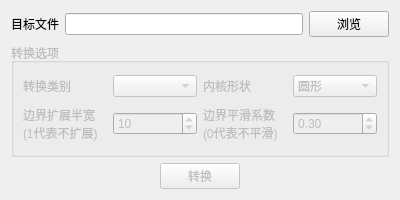
leike0813/SlagImageSelector, file ui/Ui_GroundTruthConverterWidget.ui: the form before one commit.
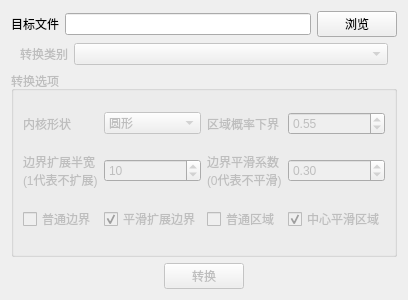
The form after the commit.

Commit message: Ground Truth Converter: added convert centralize region mask functionality; corresponding check boxes that allow user to customize export scheme are added Annotation Extractor: The constraint of image validity is relaxed for actual need

What changed in the file:
```diff
--- a/ui/Ui_GroundTruthConverterWidget.ui
+++ b/ui/Ui_GroundTruthConverterWidget.ui
@@ -9,8 +9,8 @@
    <rect>
     <x>0</x>
     <y>0</y>
-    <width>400</width>
-    <height>200</height>
+    <width>402</width>
+    <height>300</height>
    </rect>
   </property>
   <property name="windowTitle">
@@ -19,7 +19,7 @@
   <layout class="QVBoxLayout" name="verticalLayout">
    <item>
     <widget class="QWidget" name="centralWidget" native="true">
-     <layout class="QVBoxLayout" name="verticalLayout_2" stretch="1,2,0">
+     <layout class="QVBoxLayout" name="verticalLayout_2" stretch="1,0,4,0">
       <property name="leftMargin">
        <number>0</number>
       </property>
@@ -57,6 +57,33 @@
         </item>
        </layout>
       </item>
+      <item>
+       <layout class="QHBoxLayout" name="horizontalLayout_3" stretch="0,1">
+        <property name="leftMargin">
+         <number>9</number>
+        </property>
+        <property name="rightMargin">
+         <number>9</number>
+        </property>
+        <item>
+         <widget class="QLabel" name="categoryLabel">
+          <property name="enabled">
+           <bool>false</bool>
+          </property>
+          <property name="text">
+           <string>转换类别</string>
+          </property>
+         </widget>
+        </item>
+        <item>
+         <widget class="QComboBox" name="categoryComboBox">
+          <property name="enabled">
+           <bool>false</bool>
+          </property>
+         </widget>
+        </item>
+       </layout>
+      </item>
       <item>
        <widget class="QGroupBox" name="convertOptionGroupBox">
         <property name="enabled">
@@ -105,14 +132,48 @@
            </property>
           </widget>
          </item>
-         <item row="0" column="2">
+         <item row="2" column="0">
+          <widget class="QCheckBox" name="simpleBoundaryCheckBox">
+           <property name="text">
+            <string>普通边界</string>
+           </property>
+          </widget>
+         </item>
+         <item row="2" column="1">
+          <widget class="QCheckBox" name="smoothBoundaryCheckBox">
+           <property name="text">
+            <string>平滑扩展边界</string>
+           </property>
+           <property name="checked">
+            <bool>true</bool>
+           </property>
+          </widget>
+         </item>
+         <item row="2" column="2">
+          <widget class="QCheckBox" name="simpleRegionCheckBox">
+           <property name="text">
+            <string>普通区域</string>
+           </property>
+          </widget>
+         </item>
+         <item row="2" column="3">
+          <widget class="QCheckBox" name="centralizeRegionCheckBox">
+           <property name="text">
+            <string>中心平滑区域</string>
+           </property>
+           <property name="checked">
+            <bool>true</bool>
+           </property>
+          </widget>
+         </item>
+         <item row="0" column="0">
           <widget class="QLabel" name="label_4">
            <property name="text">
             <string>内核形状</string>
            </property>
           </widget>
          </item>
-         <item row="0" column="3">
+         <item row="0" column="1">
           <widget class="QComboBox" name="kernelShapeComboBox">
            <item>
             <property name="text">
@@ -131,15 +192,25 @@
            </item>
           </widget>
          </item>
-         <item row="0" column="0">
-          <widget class="QLabel" name="label_5">
+         <item row="0" column="2">
+          <widget class="QLabel" name="label_6">
            <property name="text">
-            <string>转换类别</string>
+            <string>区域概率下界</string>
            </property>
           </widget>
          </item>
-         <item row="0" column="1">
-          <widget class="QComboBox" name="categoryComboBox"/>
+         <item row="0" column="3">
+          <widget class="QDoubleSpinBox" name="regionProbLowerBoundDoubleSpinBox">
+           <property name="maximum">
+            <double>1.000000000000000</double>
+           </property>
+           <property name="singleStep">
+            <double>0.050000000000000</double>
+           </property>
+           <property name="value">
+            <double>0.550000000000000</double>
+           </property>
+          </widget>
          </item>
         </layout>
        </widget>
```
Left out of the diff: 16 changed lines with no effect on the pictures. The commit also changes 7 other files.
